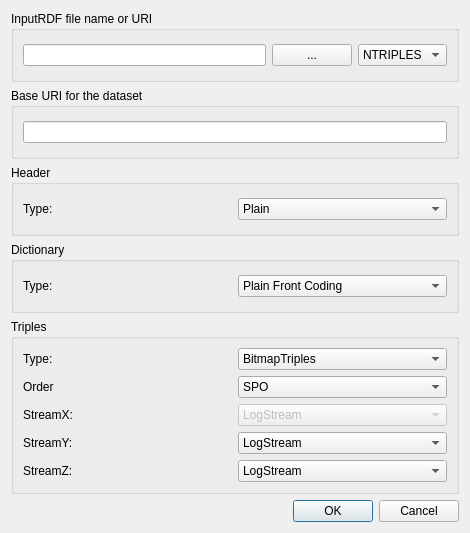
Before: the Qt Designer form hdt-it/hdtspecform.ui in rdfhdt/hdt-cpp, drawn with Qt 5.
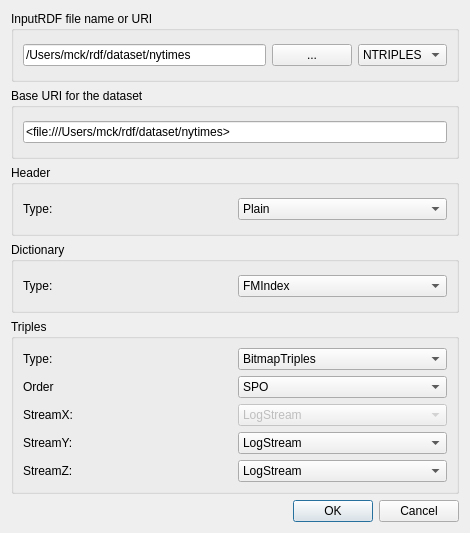
After: the same form once the commit is applied.

Commit message: Updated to libcds-v.1.0.12. Added FMIndex. Aligned with Java Version.

The edit to the form file:
```diff
--- a/hdt-it/hdtspecform.ui
+++ b/hdt-it/hdtspecform.ui
@@ -29,7 +29,11 @@
        </property>
        <layout class="QHBoxLayout" name="horizontalLayout">
         <item>
-         <widget class="QLineEdit" name="rdfInputFile"/>
+         <widget class="QLineEdit" name="rdfInputFile">
+          <property name="text">
+           <string>/Users/mck/rdf/dataset/nytimes</string>
+          </property>
+         </widget>
         </item>
         <item>
          <widget class="QPushButton" name="inputFileButton">
@@ -72,7 +76,11 @@
        </property>
        <layout class="QHBoxLayout" name="horizontalLayout_2">
         <item>
-         <widget class="QLineEdit" name="baseUriText"/>
+         <widget class="QLineEdit" name="baseUriText">
+          <property name="text">
+           <string>&lt;file:///Users/mck/rdf/dataset/nytimes&gt;</string>
+          </property>
+         </widget>
         </item>
        </layout>
       </widget>
@@ -129,6 +137,11 @@
             <verstretch>0</verstretch>
            </sizepolicy>
           </property>
+          <item>
+           <property name="text">
+            <string>FMIndex</string>
+           </property>
+          </item>
           <item>
            <property name="text">
             <string>Plain Front Coding</string>
```
The commit also changes 29 other files.
